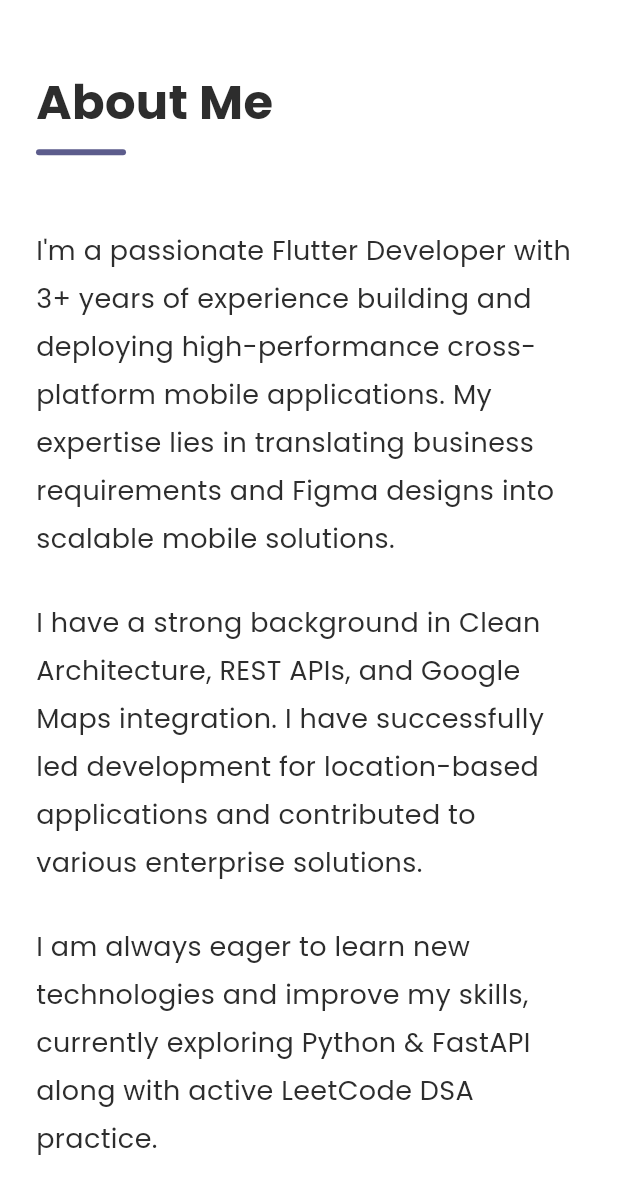
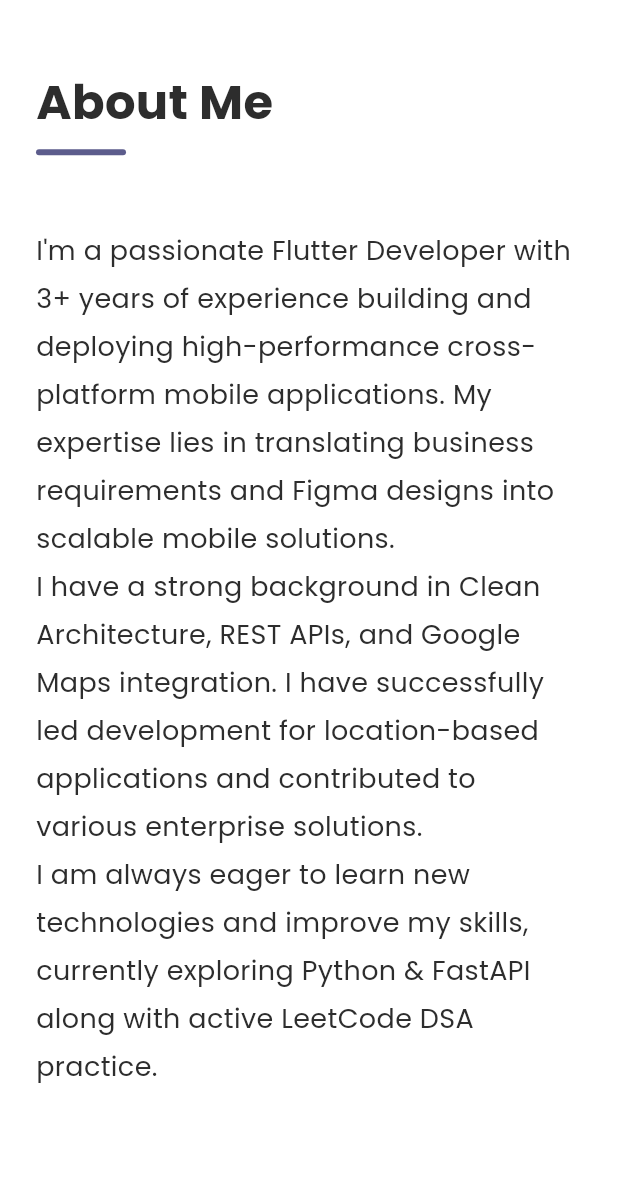
Before and after one commit to vijayakumar-h/portfolio_website, a Flutter app: the screen it shows after launch, scrolled down 1152 dp, on a phone screen of 412 x 824 dp. Shown: the top 1194 px of the screen. Run offline on Flutter 3.47's test engine with Material 3 defaults, Android fonts, the light colour scheme and no system bars; our stand-ins replace google_fonts, scroll_to_index.

Commit message:
fixed the about me section text.

```diff
--- a/lib/src/widgets/about_section.dart
+++ b/lib/src/widgets/about_section.dart
@@ -7,11 +7,11 @@ class AboutSection extends StatelessWidget {
   Widget build(BuildContext context) {
     final isMobile = MediaQuery.of(context).size.width < 768;
     final theme = Theme.of(context);
-    final TextStyle style = GoogleFonts.poppins(
-      fontSize: 18,
-      color: theme.colorScheme.onSurfaceVariant,
-      height: 1.8,
-    );
+    final List<String> aboutMeList = [
+      "I'm a passionate Flutter Developer with 3+ years of experience building and deploying high-performance cross-platform mobile applications. My expertise lies in translating business requirements and Figma designs into scalable mobile solutions.",
+      'I have a strong background in Clean Architecture, REST APIs, and Google Maps integration. I have successfully led development for location-based applications and contributed to various enterprise solutions.',
+      'I am always eager to learn new technologies and improve my skills, currently exploring Python & FastAPI along with active LeetCode DSA practice.',
+    ];
 
     return Container(
       padding: EdgeInsets.symmetric(
@@ -49,19 +49,15 @@ class AboutSection extends StatelessWidget {
                 child: Column(
                   crossAxisAlignment: CrossAxisAlignment.start,
                   children: [
-                    Text(
-                      "I'm a passionate Flutter Developer with 3+ years of experience building and deploying high-performance cross-platform mobile applications. My expertise lies in translating business requirements and Figma designs into scalable mobile solutions.",
-                      style: style,
-                    ),
-                    const SizedBox(height: 24),
-                    Text(
-                      'I have a strong background in Clean Architecture, REST APIs, and Google Maps integration. I have successfully led development for location-based applications and contributed to various enterprise solutions.',
-                      style: style,
-                    ),
-                    const SizedBox(height: 24),
-                    Text(
-                      'I am always eager to learn new technologies and improve my skills, currently exploring Python & FastAPI along with active LeetCode DSA practice.',
-                      style: style,
+                    ...aboutMeList.map(
+                      (text) => Text(
+                        text,
+                        style: GoogleFonts.poppins(
+                          fontSize: 18,
+                          color: theme.colorScheme.onSurfaceVariant,
+                          height: 1.8,
+                        ),
+                      ),
                     ),
                   ],
                 ),
```
